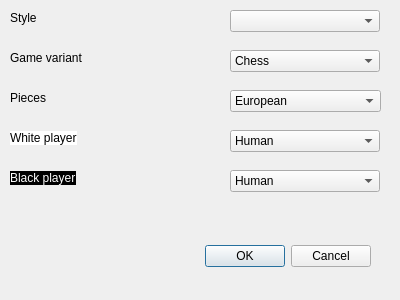
Before: the Qt Designer form settingsdialog.ui in fire-lizard/QBoard, drawn with Qt 5.
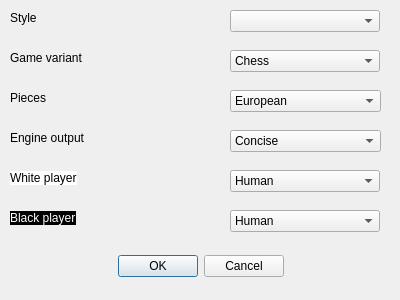
After: the same form once the commit is applied.

Patch:
```diff
--- a/settingsdialog.ui
+++ b/settingsdialog.ui
@@ -17,7 +17,7 @@
    <property name="geometry">
     <rect>
      <x>30</x>
-     <y>240</y>
+     <y>250</y>
      <width>341</width>
      <height>32</height>
     </rect>
@@ -28,6 +28,9 @@
    <property name="standardButtons">
     <set>QDialogButtonBox::StandardButton::Cancel|QDialogButtonBox::StandardButton::Ok</set>
    </property>
+   <property name="centerButtons">
+    <bool>true</bool>
+   </property>
   </widget>
   <widget class="QComboBox" name="stylesComboBox">
    <property name="geometry">
@@ -109,7 +112,7 @@
    <property name="geometry">
     <rect>
      <x>230</x>
-     <y>130</y>
+     <y>170</y>
      <width>150</width>
      <height>22</height>
     </rect>
@@ -124,7 +127,7 @@
    <property name="geometry">
     <rect>
      <x>10</x>
-     <y>130</y>
+     <y>170</y>
      <width>100</width>
      <height>16</height>
     </rect>
@@ -137,7 +140,7 @@
    <property name="geometry">
     <rect>
      <x>230</x>
-     <y>170</y>
+     <y>210</y>
      <width>150</width>
      <height>22</height>
     </rect>
@@ -152,7 +155,7 @@
    <property name="geometry">
     <rect>
      <x>10</x>
-     <y>170</y>
+     <y>210</y>
      <width>100</width>
      <height>16</height>
     </rect>
@@ -199,6 +202,39 @@
     <string>Pieces</string>
    </property>
   </widget>
+  <widget class="QComboBox" name="engineOutputComboBox">
+   <property name="geometry">
+    <rect>
+     <x>230</x>
+     <y>130</y>
+     <width>151</width>
+     <height>22</height>
+    </rect>
+   </property>
+   <item>
+    <property name="text">
+     <string>Concise</string>
+    </property>
+   </item>
+   <item>
+    <property name="text">
+     <string>Verbose</string>
+    </property>
+   </item>
+  </widget>
+  <widget class="QLabel" name="label">
+   <property name="geometry">
+    <rect>
+     <x>10</x>
+     <y>130</y>
+     <width>81</width>
+     <height>16</height>
+    </rect>
+   </property>
+   <property name="text">
+    <string>Engine output</string>
+   </property>
+  </widget>
  </widget>
  <resources/>
  <connections>
```
Left out of the diff: 7 changed lines with no effect on the pictures.
